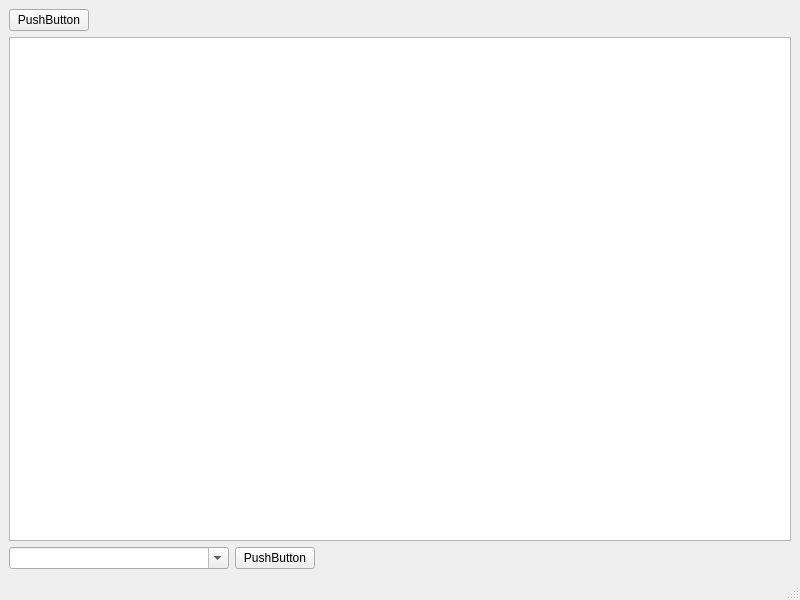
Sergeyego/el_prod, file mainwindow.ui: the form before one commit.
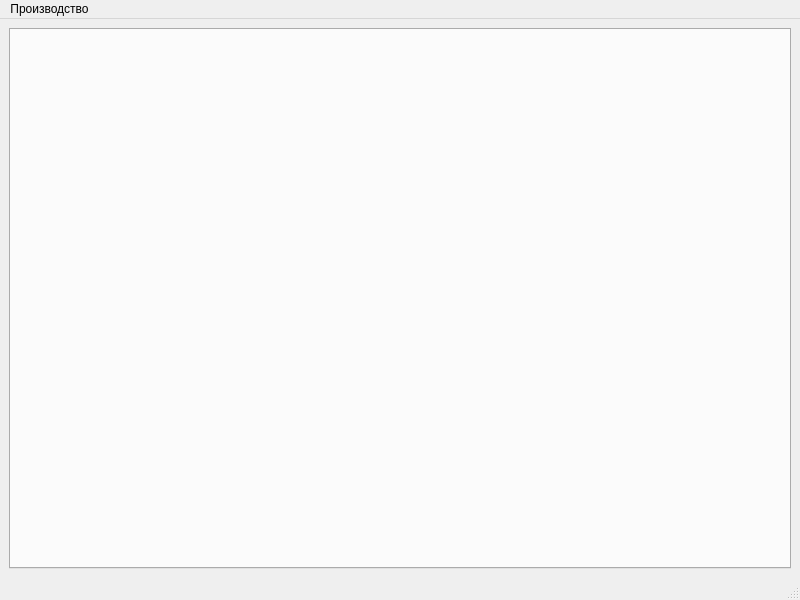
The form after the commit. Custom widgets are drawn as their Qt base class.

```diff
--- a/mainwindow.ui
+++ b/mainwindow.ui
@@ -16,68 +16,11 @@
   <widget class="QWidget" name="centralwidget">
    <layout class="QVBoxLayout" name="verticalLayout">
     <item>
-     <layout class="QHBoxLayout" name="horizontalLayout">
-      <item>
-       <widget class="QPushButton" name="pushButton">
-        <property name="text">
-         <string>PushButton</string>
-        </property>
-       </widget>
-      </item>
-      <item>
-       <spacer name="horizontalSpacer">
-        <property name="orientation">
-         <enum>Qt::Orientation::Horizontal</enum>
-        </property>
-        <property name="sizeHint" stdset="0">
-         <size>
-          <width>40</width>
-          <height>20</height>
-         </size>
-        </property>
-       </spacer>
-      </item>
-     </layout>
-    </item>
-    <item>
-     <widget class="RestTableView" name="tableView"/>
-    </item>
-    <item>
-     <layout class="QHBoxLayout" name="horizontalLayout_2">
-      <item>
-       <widget class="RestComboBox" name="comboBox">
-        <property name="minimumSize">
-         <size>
-          <width>220</width>
-          <height>0</height>
-         </size>
-        </property>
-        <property name="editable">
-         <bool>true</bool>
-        </property>
-       </widget>
-      </item>
-      <item>
-       <widget class="QPushButton" name="pushButtonRel">
-        <property name="text">
-         <string>PushButton</string>
-        </property>
-       </widget>
-      </item>
-      <item>
-       <spacer name="horizontalSpacer_2">
-        <property name="orientation">
-         <enum>Qt::Orientation::Horizontal</enum>
-        </property>
-        <property name="sizeHint" stdset="0">
-         <size>
-          <width>40</width>
-          <height>20</height>
-         </size>
-        </property>
-       </spacer>
-      </item>
-     </layout>
+     <widget class="QTabWidget" name="tabWidget">
+      <property name="currentIndex">
+       <number>-1</number>
+      </property>
+     </widget>
     </item>
    </layout>
   </widget>
@@ -90,21 +33,16 @@
      <height>30</height>
     </rect>
    </property>
+   <widget class="QMenu" name="menu">
+    <property name="title">
+     <string>Производство</string>
+    </property>
+    <addaction name="actionPart"/>
+   </widget>
+   <addaction name="menu"/>
   </widget>
   <widget class="QStatusBar" name="statusbar"/>
  </widget>
- <customwidgets>
-  <customwidget>
-   <class>RestTableView</class>
-   <extends>QTableView</extends>
-   <header>rest/resttableview.h</header>
-  </customwidget>
-  <customwidget>
-   <class>RestComboBox</class>
-   <extends>QComboBox</extends>
-   <header>rest/restcombobox.h</header>
-  </customwidget>
- </customwidgets>
  <resources/>
  <connections/>
 </ui>
```
Left out of the diff: 7 changed lines with no effect on the pictures.
